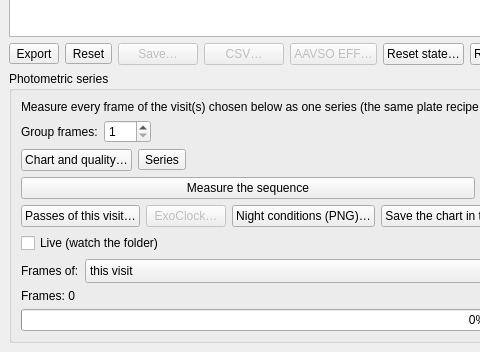
First picture: the form in nightscribe/gui/ui/ufe_measure_tab.ui, repository irydeo/nightscribe, before the edit; both pictures show x 0 to 480 and y 391 to 743 of the 955 by 743 pixel window.
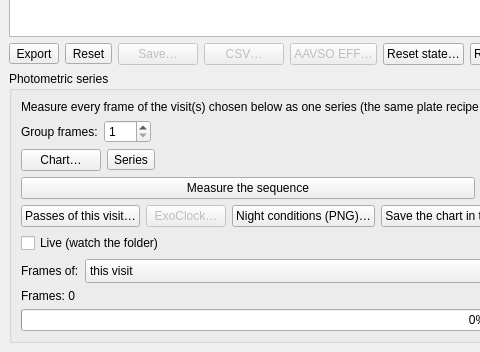
Second picture: the form after the edit.

What changed in the file:
```diff
--- a/nightscribe/gui/ui/ufe_measure_tab.ui
+++ b/nightscribe/gui/ui/ufe_measure_tab.ui
@@ -405,7 +405,7 @@
 
       <item>
        <layout class="QHBoxLayout" name="row_series_doors">
-        <item><widget class="QPushButton" name="btn_series_chart"><property name="toolTip"><string>How the curve is drawn (scale, error bars, binning, mean) and which points you leave out. Opens in its own window, so you can watch the curve while changing it</string></property><property name="text"><string>Chart and quality…</string></property></widget></item>
+        <item><widget class="QPushButton" name="btn_series_chart"><property name="toolTip"><string>How the curve is drawn (scale, error bars, binning, mean) and which points you leave out. Opens in its own window, so you can watch the curve while changing it</string></property><property name="text"><string>Chart…</string></property></widget></item>
         <item><widget class="QToolButton" name="btn_series_more"><property name="toolTip"><string>The occasional series actions: undo the last run, ExoClock, the night's figures, save the chart, period and phase, the guide</string></property><property name="text"><string>Series</string></property><property name="popupMode"><enum>QToolButton::InstantPopup</enum></property></widget></item>
         <item><spacer name="hsp_series_doors"><property name="orientation"><enum>Qt::Horizontal</enum></property><property name="sizeHint" stdset="0"><size><width>40</width><height>20</height></size></property></spacer></item>
        </layout>
```
